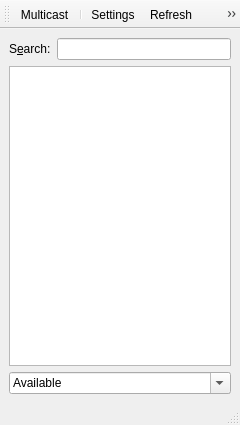
Qt form src/qommunicate.ui (nikhilm/qommunicate) before a commit.
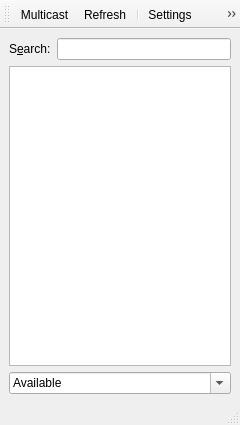
The same form after that commit. Icons and pictures are not drawn.

```diff
--- a/src/qommunicate.ui
+++ b/src/qommunicate.ui
@@ -105,9 +105,9 @@
     <bool>false</bool>
    </attribute>
    <addaction name="actionMulticast"/>
+   <addaction name="actionRefresh"/>
    <addaction name="separator"/>
    <addaction name="action_Settings"/>
-   <addaction name="actionRefresh"/>
    <addaction name="action_About"/>
    <addaction name="actionQuit"/>
   </widget>
```
Left out of the diff: 2 changed lines with no effect on the pictures.
